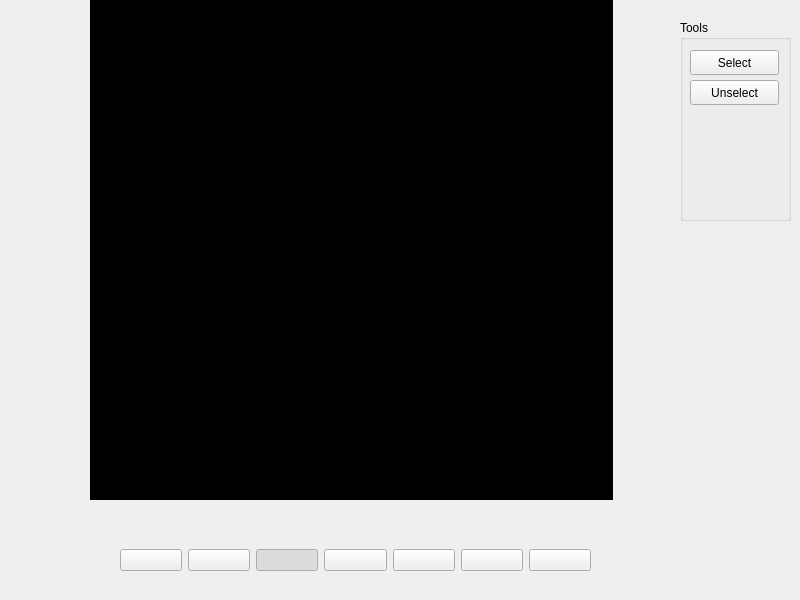
The window that videowindow.ui (Platash/Reco_3) describes before a commit, drawn with Qt 5.
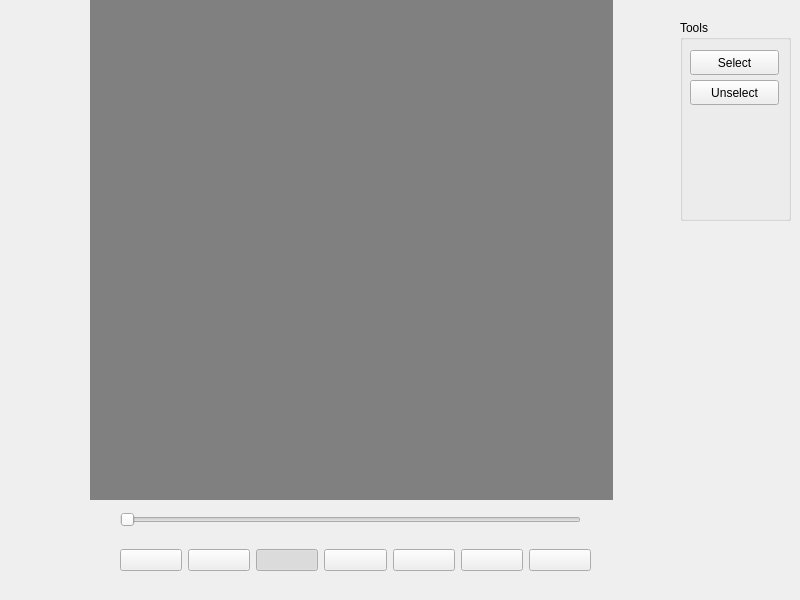
The same window after the commit. Icons and pictures are not drawn.

What changed in the file:
```diff
--- a/videowindow.ui
+++ b/videowindow.ui
@@ -154,7 +154,7 @@
     <bool>false</bool>
    </property>
    <property name="styleSheet">
-    <string notr="true">Background-color: #000;</string>
+    <string notr="true">Background-color: #808080;</string>
    </property>
    <property name="text">
     <string/>
@@ -211,6 +211,19 @@
     </property>
    </widget>
   </widget>
+  <widget class="QSlider" name="slider">
+   <property name="geometry">
+    <rect>
+     <x>120</x>
+     <y>510</y>
+     <width>461</width>
+     <height>20</height>
+    </rect>
+   </property>
+   <property name="orientation">
+    <enum>Qt::Horizontal</enum>
+   </property>
+  </widget>
  </widget>
  <resources/>
  <connections/>
```
